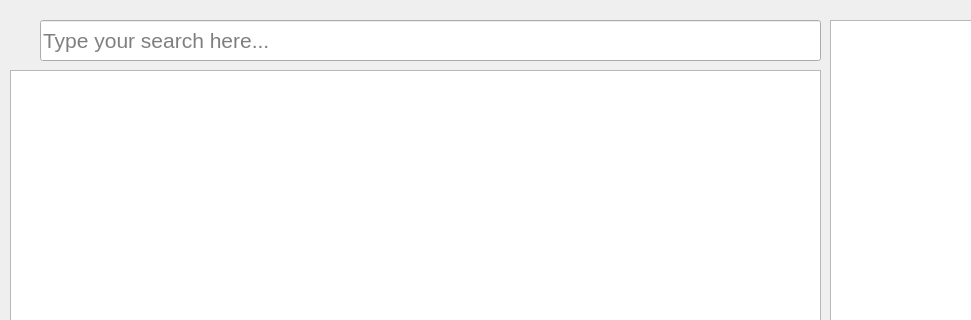
Old version of the form ui/HardlyLearnin.ui in the repository colour-me-bibi/HardlyLearnin; both pictures show x 0 to 971 and y 0 to 320 of the 1225 by 646 pixel window.
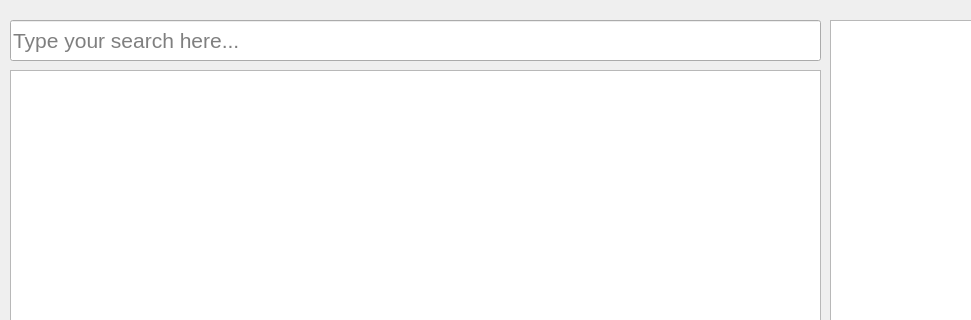
New version of the form.

```diff
--- a/ui/HardlyLearnin.ui
+++ b/ui/HardlyLearnin.ui
@@ -17,9 +17,9 @@
    <widget class="QLineEdit" name="search_bar">
     <property name="geometry">
      <rect>
-      <x>40</x>
+      <x>10</x>
       <y>20</y>
-      <width>781</width>
+      <width>811</width>
       <height>41</height>
      </rect>
     </property>
```
Left out of the diff: 4 changed lines with no effect on the pictures.
